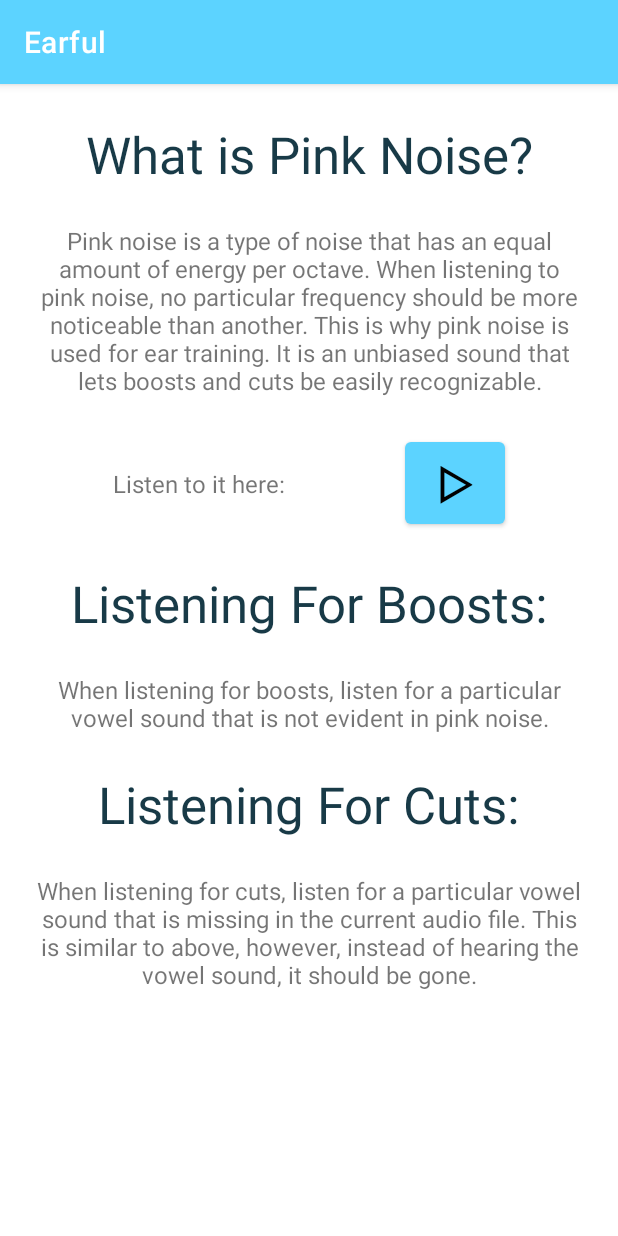
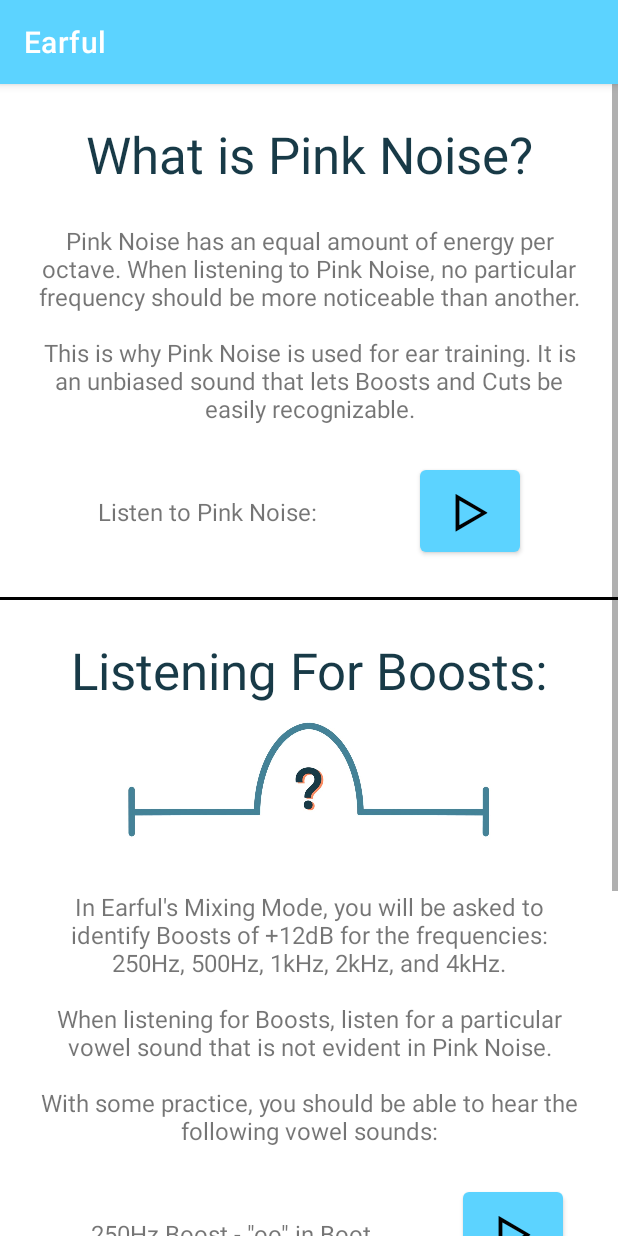
Before and after one commit to morganarielle/Earful, an Android app: the MixingTipsActivity screen opened directly, with no data from a screen before it, on a phone screen of 412 x 824 dp. Run offline under Robolectric (Android 15) with nearby library versions, the phone set to English and light mode, and no system bars; Roboto replaces fonts that are not available here.

Commit message:
boosts summary

```diff
--- a/app/src/main/res/layout/activity_mixing_tips.xml
+++ b/app/src/main/res/layout/activity_mixing_tips.xml
@@ -30,7 +30,7 @@
             android:id="@+id/pink_noise_summary"
             android:layout_width="match_parent"
             android:layout_height="wrap_content"
-            android:text="Pink noise is a type of noise that has an equal amount of energy per octave. When listening to pink noise, no particular frequency should be more noticeable than another. This is why pink noise is used for ear training. It is an unbiased sound that lets boosts and cuts be easily recognizable."
+            android:text="Pink Noise has an equal amount of energy per octave. When listening to Pink Noise, no particular frequency should be more noticeable than another.\n\nThis is why Pink Noise is used for ear training. It is an unbiased sound that lets Boosts and Cuts be easily recognizable."
             android:layout_marginTop="24dp"
             android:layout_marginHorizontal="24dp"
             android:textAlignment="center"
@@ -43,7 +43,7 @@
             android:id="@+id/pink_noise_listen_to_it_here"
             android:layout_width="wrap_content"
             android:layout_height="wrap_content"
-            android:text="Listen to it here: "
+            android:text="Listen to Pink Noise: "
             android:textSize="16dp"
             app:layout_constraintLeft_toLeftOf="parent"
             app:layout_constraintRight_toLeftOf="@id/pink_noise_button"
@@ -63,6 +63,16 @@
             app:layout_constraintRight_toRightOf="parent"
             app:layout_constraintTop_toBottomOf="@id/pink_noise_summary"/>
 
+        <View
+            android:id="@+id/divider_view"
+            android:layout_width="match_parent"
+            android:layout_height="2dp"
+            android:background="@color/black"
+            android:layout_marginTop="24dp"
+            app:layout_constraintTop_toBottomOf="@id/pink_noise_button"
+            app:layout_constraintEnd_toEndOf="parent"
+            app:layout_constraintStart_toStartOf="parent" />
+
         <TextView
             android:id="@+id/listening_for_boosts_label"
             android:layout_width="wrap_content"
@@ -74,20 +84,67 @@
             android:textSize="34sp"
             app:layout_constraintLeft_toLeftOf="parent"
             app:layout_constraintRight_toRightOf="parent"
-            app:layout_constraintTop_toBottomOf="@id/pink_noise_button"/>
+            app:layout_constraintTop_toBottomOf="@id/divider_view"/>
+
+        <ImageView
+            android:id="@+id/boosts_imageView"
+            android:layout_width="match_parent"
+            android:layout_height="100dp"
+            android:src="@drawable/boost"
+            app:layout_constraintTop_toBottomOf="@id/listening_for_boosts_label"
+            app:layout_constraintLeft_toLeftOf="parent"
+            app:layout_constraintRight_toRightOf="parent"/>
 
         <TextView
             android:id="@+id/boosts_summary"
             android:layout_width="match_parent"
             android:layout_height="wrap_content"
-            android:text="When listening for boosts, listen for a particular vowel sound that is not evident in pink noise."
+            android:text="In Earful's Mixing Mode, you will be asked to identify Boosts of +12dB for the frequencies: 250Hz, 500Hz, 1kHz, 2kHz, and 4kHz.\n\nWhen listening for Boosts, listen for a particular vowel sound that is not evident in Pink Noise.\n\nWith some practice, you should be able to hear the following vowel sounds:"
             android:layout_marginTop="24dp"
             android:layout_marginHorizontal="24dp"
             android:textAlignment="center"
             android:textSize="16dp"
             app:layout_constraintLeft_toLeftOf="parent"
             app:layout_constraintRight_toRightOf="parent"
-            app:layout_constraintTop_toBottomOf="@id/listening_for_boosts_label"/>
+            app:layout_constraintTop_toBottomOf="@id/boosts_imageView"
+            />
+
+        <TextView
+            android:id="@+id/boosts_vowel_sounds_textview"
+            android:layout_width="wrap_content"
+            android:layout_height="wrap_content"
+            android:text="250Hz Boost - &quot;oo&quot; in Boot"
+            android:layout_marginHorizontal="24dp"
+            android:textAlignment="textStart"
+            android:textSize="16dp"
+            app:layout_constraintLeft_toLeftOf="parent"
+            app:layout_constraintRight_toLeftOf="@id/boosts_250Hz_button"
+            app:layout_constraintTop_toTopOf="@id/boosts_250Hz_button"
+            app:layout_constraintBottom_toBottomOf="@id/boosts_250Hz_button"/>
+
+        <Button
+            android:id="@+id/boosts_250Hz_button"
+            android:layout_width="0dp"
+            android:layout_height="wrap_content"
+            android:layout_marginTop="24dp"
+            android:text="@string/play_icon"
+            android:textColor="@color/black"
+            android:textSize="34sp"
+            app:layout_constraintDimensionRatio="1:1"
+            app:layout_constraintLeft_toRightOf="@id/boosts_vowel_sounds_textview"
+            app:layout_constraintRight_toRightOf="parent"
+            app:layout_constraintTop_toBottomOf="@id/boosts_summary"/>
+
+
+        <View
+            android:id="@+id/second_divider_view"
+            android:layout_width="match_parent"
+            android:layout_height="2dp"
+            android:background="@color/black"
+            android:layout_marginTop="24dp"
+            app:layout_constraintTop_toBottomOf="@id/boosts_250Hz_button"
+            app:layout_constraintEnd_toEndOf="parent"
+            app:layout_constraintStart_toStartOf="parent" />
 
         <TextView
             android:id="@+id/listening_for_cuts_label"
@@ -100,7 +157,16 @@
             android:textSize="34sp"
             app:layout_constraintLeft_toLeftOf="parent"
             app:layout_constraintRight_toRightOf="parent"
-            app:layout_constraintTop_toBottomOf="@id/boosts_summary"/>
+            app:layout_constraintTop_toBottomOf="@id/second_divider_view"/>
+
+        <ImageView
+            android:id="@+id/cuts_imageView"
+            android:layout_width="match_parent"
+            android:layout_height="100dp"
+            android:src="@drawable/cut"
+            app:layout_constraintTop_toBottomOf="@id/listening_for_cuts_label"
+            app:layout_constraintLeft_toLeftOf="parent"
+            app:layout_constraintRight_toRightOf="parent"/>
 
         <TextView
             android:id="@+id/cuts_summary"
@@ -113,7 +179,7 @@
             android:textSize="16dp"
             app:layout_constraintLeft_toLeftOf="parent"
             app:layout_constraintRight_toRightOf="parent"
-            app:layout_constraintTop_toBottomOf="@id/listening_for_cuts_label"/>
+            app:layout_constraintTop_toBottomOf="@id/cuts_imageView"/>
 
     </androidx.constraintlayout.widget.ConstraintLayout>
 
```
